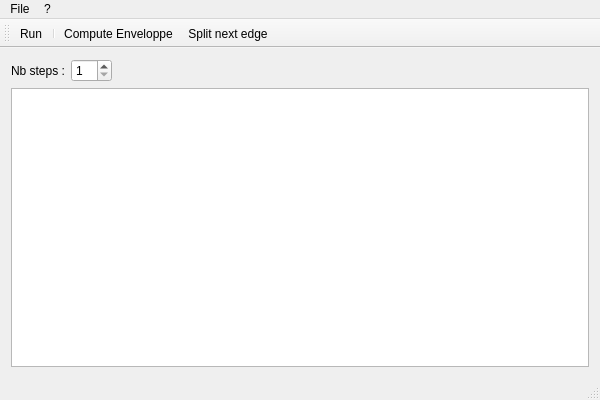
First picture: the form in TSPViewer/tspmainwindow.ui, repository ornicar/tsp, before the edit.
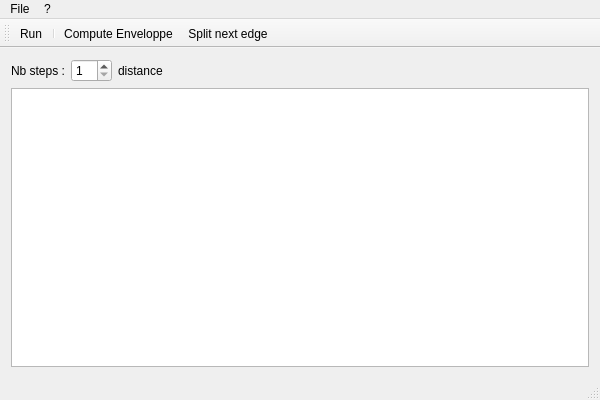
Second picture: the form after the edit. Icons and pictures are not drawn.

Commit message: display distance on ui

The edit to the form file:
```diff
--- a/TSPViewer/tspmainwindow.ui
+++ b/TSPViewer/tspmainwindow.ui
@@ -32,7 +32,7 @@
       </property>
      </widget>
     </item>
-    <item row="0" column="2">
+    <item row="0" column="3">
      <spacer name="horizontalSpacer">
       <property name="orientation">
        <enum>Qt::Horizontal</enum>
@@ -45,9 +45,16 @@
       </property>
      </spacer>
     </item>
-    <item row="1" column="0" colspan="3">
+    <item row="1" column="0" colspan="4">
      <widget class="QGraphicsView" name="pQt_graphicsView"/>
     </item>
+    <item row="0" column="2">
+     <widget class="QLabel" name="pQt_label_distance">
+      <property name="text">
+       <string>distance</string>
+      </property>
+     </widget>
+    </item>
    </layout>
   </widget>
   <widget class="QMenuBar" name="menuBar">
```
The commit also changes 4 other files.
